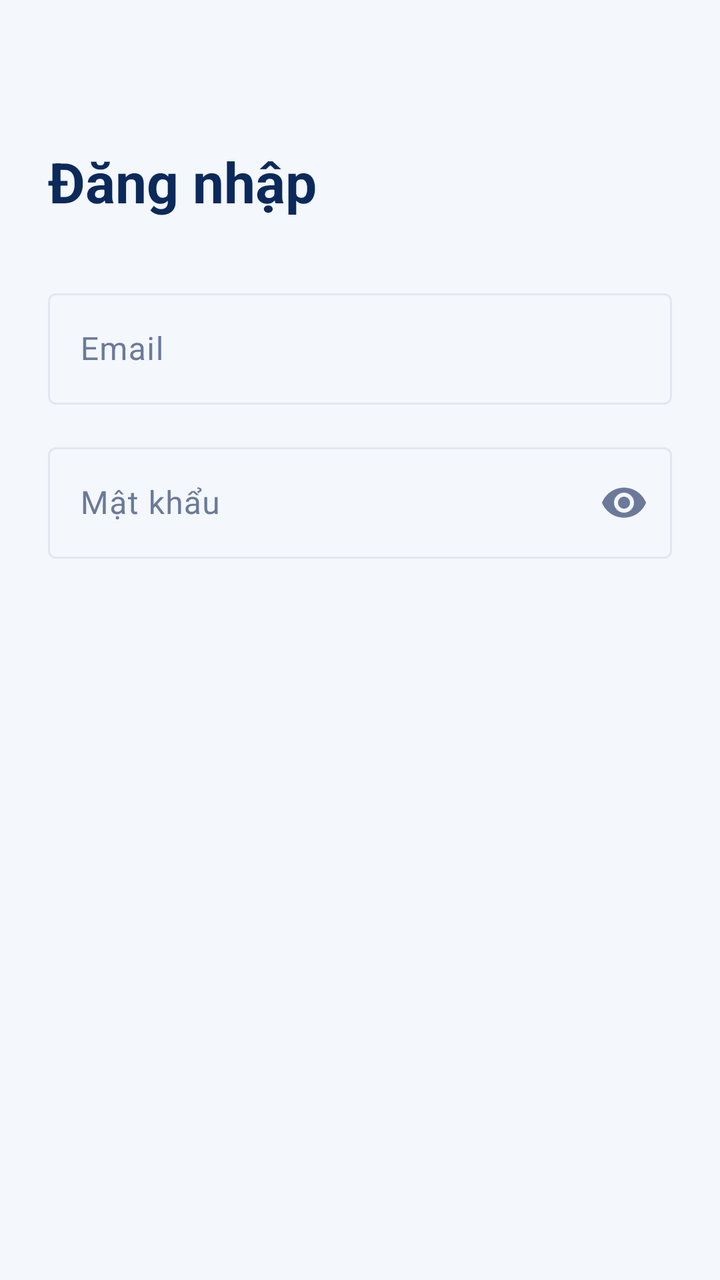
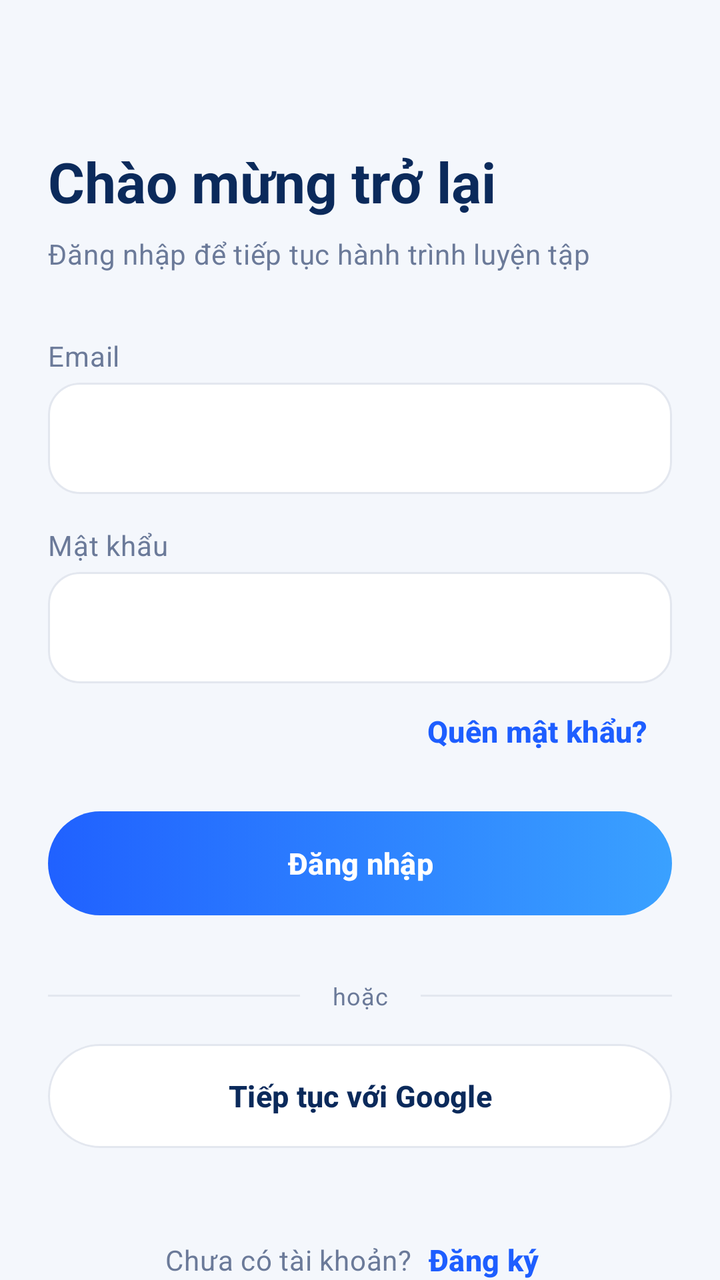

Before-and-after screenshots of an Android layout around one commit, followed by the original layout XML and the change that was made.
<!-- AndroidManifest.xml: application theme Theme.AICoach -->
<!-- res/layout/fragment_login.xml -->
<?xml version="1.0" encoding="utf-8"?>
<androidx.core.widget.NestedScrollView
    xmlns:android="http://schemas.android.com/apk/res/android"
    xmlns:app="http://schemas.android.com/apk/res-auto"
    android:layout_width="match_parent"
    android:layout_height="match_parent"
    android:background="@color/bg_screen"
    android:fillViewport="true">

    <androidx.constraintlayout.widget.ConstraintLayout
        android:layout_width="match_parent"
        android:layout_height="wrap_content"
        android:padding="@dimen/space_24">

        <TextView
            android:id="@+id/tvTitle"
            android:layout_width="0dp"
            android:layout_height="wrap_content"
            android:layout_marginTop="@dimen/space_48"
            android:text="@string/auth_login_title"
            android:textAppearance="?attr/textAppearanceHeadlineMedium"
            android:textColor="@color/text_primary"
            android:textStyle="bold"
            app:layout_constraintTop_toTopOf="parent"
            app:layout_constraintStart_toStartOf="parent"
            app:layout_constraintEnd_toEndOf="parent" />

        <com.google.android.material.textfield.TextInputLayout
            android:id="@+id/tilEmail"
            style="@style/Widget.Material3.TextInputLayout.OutlinedBox"
            android:layout_width="0dp"
            android:layout_height="wrap_content"
            android:layout_marginTop="@dimen/space_32"
            android:hint="@string/auth_email_hint"
            app:layout_constraintTop_toBottomOf="@id/tvTitle"
            app:layout_constraintStart_toStartOf="parent"
            app:layout_constraintEnd_toEndOf="parent">

            <com.google.android.material.textfield.TextInputEditText
                android:id="@+id/etEmail"
                android:layout_width="match_parent"
                android:layout_height="wrap_content"
                android:autofillHints="emailAddress"
                android:imeOptions="actionNext"
                android:inputType="textEmailAddress"
                android:maxLines="1" />

        </com.google.android.material.textfield.TextInputLayout>

        <com.google.android.material.textfield.TextInputLayout
            android:id="@+id/tilPassword"
            style="@style/Widget.Material3.TextInputLayout.OutlinedBox"
            android:layout_width="0dp"
            android:layout_height="wrap_content"
            android:layout_marginTop="@dimen/space_16"
            android:hint="@string/auth_password_hint"
            app:endIconMode="password_toggle"
            app:layout_constraintTop_toBottomOf="@id/tilEmail"
            app:layout_constraintStart_toStartOf="parent"
            app:layout_constraintEnd_toEndOf="parent">

            <com.google.android.material.textfield.TextInputEditText
                android:id="@+id/etPassword"
                android:layout_width="match_parent"
                android:layout_height="wrap_content"
                android:autofillHints="password"
                android:imeOptions="actionDone"
                android:inputType="textPassword"
                android:maxLines="1" />

        </com.google.android.material.textfield.TextInputLayout>

    </androidx.constraintlayout.widget.ConstraintLayout>

</androidx.core.widget.NestedScrollView>
<!-- resources referenced by this layout -->
<resources>
  <color name="bg_screen">#F4F7FC</color>
  <color name="text_primary">#0B2A5B</color>
  <dimen name="space_16">16dp</dimen>
  <dimen name="space_24">24dp</dimen>
  <dimen name="space_32">32dp</dimen>
  <dimen name="space_48">48dp</dimen>
  <string name="auth_email_hint">Email</string>
  <string name="auth_login_title">Đăng nhập</string>
  <string name="auth_password_hint">Mật khẩu</string>
  <style name="Theme.AICoach" parent="Base.Theme.AICoach" />
  <color name="brand_primary">#1E5EFF</color>
  <color name="brand_on_primary">#FFFFFF</color>
  <color name="brand_primary_light">#E3ECFF</color>
  <color name="navy_900">#0B2A5A</color>
  <color name="bg_card">#FFFFFF</color>
  <color name="text_secondary">#6B7A99</color>
  <color name="divider">#E3E7EF</color>
  <color name="state_error">#EF4444</color>
  <style name="Widget.AICoach.Button.Primary" parent="Widget.Material3.Button">
          <item name="android:minHeight">@dimen/button_height</item>
          <item name="android:background">@drawable/bg_button_primary</item>
          <item name="backgroundTint">@null</item>
          <item name="android:textColor">@color/white</item>
          <item name="android:textSize">15sp</item>
          <item name="android:textStyle">bold</item>
          <item name="android:textAllCaps">false</item>
          <item name="iconTint">@color/white</item>
          <item name="iconGravity">textStart</item>
          <item name="android:stateListAnimator">@null</item>
      </style>
  <dimen name="button_height">52dp</dimen>
  <color name="white">#FFFFFFFF</color>
  <dimen name="radius_pill">100dp</dimen>
  <color name="white_40">#66FFFFFF</color>
  <color name="brand_gradient_end">#3AA1FF</color>
  <color name="brand_gradient_start">#2061FF</color>
  <!-- unchanged entries left out for length: 2 -->
</resources>

<!-- the commit's change to res/layout/fragment_login.xml (unified diff, before → after) -->
@@ -12,6 +12,7 @@
         android:layout_height="wrap_content"
         android:padding="@dimen/space_24">
 
+        
         <TextView
             android:id="@+id/tvTitle"
             android:layout_width="0dp"
@@ -25,14 +26,44 @@
             app:layout_constraintStart_toStartOf="parent"
             app:layout_constraintEnd_toEndOf="parent" />
 
+        <TextView
+            android:id="@+id/tvSubtitle"
+            android:layout_width="0dp"
+            android:layout_height="wrap_content"
+            android:layout_marginTop="@dimen/space_8"
+            android:text="@string/auth_login_subtitle"
+            android:textAppearance="?attr/textAppearanceBodyMedium"
+            android:textColor="@color/text_secondary"
+            app:layout_constraintTop_toBottomOf="@id/tvTitle"
+            app:layout_constraintStart_toStartOf="parent"
+            app:layout_constraintEnd_toEndOf="parent" />
+
+        
+        <TextView
+            android:id="@+id/tvEmailLabel"
+            android:layout_width="wrap_content"
+            android:layout_height="wrap_content"
+            android:layout_marginTop="@dimen/space_32"
+            android:labelFor="@id/etEmail"
+            android:text="@string/auth_email_hint"
+            android:textAppearance="?attr/textAppearanceBodyMedium"
+            android:textColor="@color/text_secondary"
+            app:layout_constraintTop_toBottomOf="@id/tvSubtitle"
+            app:layout_constraintStart_toStartOf="parent" />
+
         <com.google.android.material.textfield.TextInputLayout
             android:id="@+id/tilEmail"
             style="@style/Widget.Material3.TextInputLayout.OutlinedBox"
             android:layout_width="0dp"
             android:layout_height="wrap_content"
-            android:layout_marginTop="@dimen/space_32"
-            android:hint="@string/auth_email_hint"
-            app:layout_constraintTop_toBottomOf="@id/tvTitle"
+            android:layout_marginTop="@dimen/space_4"
+            app:hintEnabled="false"
+            app:boxBackgroundColor="@color/bg_card"
+            app:boxCornerRadiusTopStart="@dimen/radius_card"
+            app:boxCornerRadiusTopEnd="@dimen/radius_card"
+            app:boxCornerRadiusBottomStart="@dimen/radius_card"
+            app:boxCornerRadiusBottomEnd="@dimen/radius_card"
+            app:layout_constraintTop_toBottomOf="@id/tvEmailLabel"
             app:layout_constraintStart_toStartOf="parent"
             app:layout_constraintEnd_toEndOf="parent">
 
@@ -43,19 +74,38 @@
                 android:autofillHints="emailAddress"
                 android:imeOptions="actionNext"
                 android:inputType="textEmailAddress"
-                android:maxLines="1" />
+                android:maxLines="1"
+                android:singleLine="true"
+                android:textColor="@color/text_primary" />
 
         </com.google.android.material.textfield.TextInputLayout>
+
+        
+        <TextView
+            android:id="@+id/tvPasswordLabel"
+            android:layout_width="wrap_content"
+            android:layout_height="wrap_content"
+            android:layout_marginTop="@dimen/space_16"
+            android:labelFor="@id/etPassword"
+            android:text="@string/auth_password_hint"
+            android:textAppearance="?attr/textAppearanceBodyMedium"
+            android:textColor="@color/text_secondary"
+            app:layout_constraintTop_toBottomOf="@id/tilEmail"
+            app:layout_constraintStart_toStartOf="parent" />
 
         <com.google.android.material.textfield.TextInputLayout
             android:id="@+id/tilPassword"
             style="@style/Widget.Material3.TextInputLayout.OutlinedBox"
             android:layout_width="0dp"
             android:layout_height="wrap_content"
-            android:layout_marginTop="@dimen/space_16"
-            android:hint="@string/auth_password_hint"
-            app:endIconMode="password_toggle"
-            app:layout_constraintTop_toBottomOf="@id/tilEmail"
+            android:layout_marginTop="@dimen/space_4"
+            app:hintEnabled="false"
+            app:boxBackgroundColor="@color/bg_card"
+            app:boxCornerRadiusTopStart="@dimen/radius_card"
+            app:boxCornerRadiusTopEnd="@dimen/radius_card"
+            app:boxCornerRadiusBottomStart="@dimen/radius_card"
+            app:boxCornerRadiusBottomEnd="@dimen/radius_card"
+            app:layout_constraintTop_toBottomOf="@id/tvPasswordLabel"
             app:layout_constraintStart_toStartOf="parent"
             app:layout_constraintEnd_toEndOf="parent">
 
@@ -66,10 +116,117 @@
                 android:autofillHints="password"
                 android:imeOptions="actionDone"
                 android:inputType="textPassword"
-                android:maxLines="1" />
+                android:maxLines="1"
+                android:singleLine="true"
+                android:textColor="@color/text_primary" />
 
         </com.google.android.material.textfield.TextInputLayout>
 
+        
+        <com.google.android.material.button.MaterialButton
+            android:id="@+id/btnForgotPassword"
+            style="@style/Widget.AICoach.Button.Text"
+            android:layout_width="wrap_content"
+            android:layout_height="wrap_content"
+            android:text="@string/auth_forgot_password"
+            android:textColor="@color/brand_primary"
+            app:layout_constraintTop_toBottomOf="@id/tilPassword"
+            app:layout_constraintEnd_toEndOf="parent" />
+
+        
+        <com.google.android.material.button.MaterialButton
+            android:id="@+id/btnLogin"
+            style="@style/Widget.AICoach.Button.Primary"
+            android:layout_width="0dp"
+            android:layout_height="@dimen/button_height"
+            android:layout_marginTop="@dimen/space_16"
+            android:text="@string/auth_login_button"
+            app:layout_constraintTop_toBottomOf="@id/btnForgotPassword"
+            app:layout_constraintStart_toStartOf="parent"
+            app:layout_constraintEnd_toEndOf="parent" />
+
+        
+        <TextView
+            android:id="@+id/tvOr"
+            android:layout_width="wrap_content"
+            android:layout_height="wrap_content"
+            android:layout_marginTop="@dimen/space_32"
+            android:paddingStart="@dimen/space_16"
+            android:paddingEnd="@dimen/space_16"
+            android:text="@string/auth_or"
+            android:textAppearance="?attr/textAppearanceBodySmall"
+            android:textColor="@color/text_secondary"
+            app:layout_constraintTop_toBottomOf="@id/btnLogin"
+            app:layout_constraintStart_toStartOf="parent"
+            app:layout_constraintEnd_toEndOf="parent" />
+
+        <com.google.android.material.divider.MaterialDivider
+            android:layout_width="0dp"
+            android:layout_height="wrap_content"
+            app:dividerColor="@color/divider"
+            app:layout_constraintStart_toStartOf="parent"
+            app:layout_constraintEnd_toStartOf="@id/tvOr"
+            app:layout_constraintTop_toTopOf="@id/tvOr"
+            app:layout_constraintBottom_toBottomOf="@id/tvOr" />
+
+        <com.google.android.material.divider.MaterialDivider
+            android:layout_width="0dp"
+            android:layout_height="wrap_content"
+            app:dividerColor="@color/divider"
+            app:layout_constraintStart_toEndOf="@id/tvOr"
+            app:layout_constraintEnd_toEndOf="parent"
+            app:layout_constraintTop_toTopOf="@id/tvOr"
+            app:layout_constraintBottom_toBottomOf="@id/tvOr" />
+
+        
+        <com.google.android.material.button.MaterialButton
+            android:id="@+id/btnGoogle"
+            style="@style/Widget.AICoach.Button.Secondary"
+            android:layout_width="0dp"
+            android:layout_height="@dimen/button_height"
+            android:layout_marginTop="@dimen/space_16"
+            android:insetTop="0dp"
+            android:insetBottom="0dp"
+            android:text="@string/auth_google_button"
+            app:layout_constraintTop_toBottomOf="@id/tvOr"
+            app:layout_constraintStart_toStartOf="parent"
+            app:layout_constraintEnd_toEndOf="parent" />
+
+        
+        <LinearLayout
+            android:id="@+id/registerRow"
+            android:layout_width="wrap_content"
+            android:layout_height="wrap_content"
+            android:layout_marginTop="@dimen/space_32"
+            android:gravity="center"
+            android:orientation="horizontal"
+            app:layout_constraintTop_toBottomOf="@id/btnGoogle"
+            app:layout_constraintBottom_toBottomOf="parent"
+            app:layout_constraintStart_toStartOf="parent"
+            app:layout_constraintEnd_toEndOf="parent"
+            app:layout_constraintVertical_bias="1">
+
+            <TextView
+                android:id="@+id/tvNoAccount"
+                android:layout_width="wrap_content"
+                android:layout_height="wrap_content"
+                android:text="@string/auth_no_account"
+                android:textAppearance="?attr/textAppearanceBodyMedium"
+                android:textColor="@color/text_secondary" />
+
+            <com.google.android.material.button.MaterialButton
+                android:id="@+id/btnRegister"
+                style="@style/Widget.AICoach.Button.Text"
+                android:layout_width="wrap_content"
+                android:layout_height="wrap_content"
+                android:minWidth="0dp"
+                android:paddingStart="@dimen/space_8"
+                android:paddingEnd="@dimen/space_8"
+                android:text="@string/auth_register_link"
+                android:textColor="@color/brand_primary" />
+
+        </LinearLayout>
+
     </androidx.constraintlayout.widget.ConstraintLayout>
 
 </androidx.core.widget.NestedScrollView>
<!-- resource entries referenced after the edit -->
@@ -5,10 +5,19 @@
   <dimen name="space_16">16dp</dimen>
   <dimen name="space_24">24dp</dimen>
   <dimen name="space_32">32dp</dimen>
+  <dimen name="space_4">4dp</dimen>
   <dimen name="space_48">48dp</dimen>
+  <dimen name="space_8">8dp</dimen>
   <string name="auth_email_hint">Email</string>
-  <string name="auth_login_title">Đăng nhập</string>
+  <string name="auth_forgot_password">Quên mật khẩu?</string>
+  <string name="auth_google_button">Tiếp tục với Google</string>
+  <string name="auth_login_button">Đăng nhập</string>
+  <string name="auth_login_subtitle">Đăng nhập để tiếp tục hành trình luyện tập</string>
+  <string name="auth_login_title">Chào mừng trở lại</string>
+  <string name="auth_no_account">Chưa có tài khoản?</string>
+  <string name="auth_or">hoặc</string>
   <string name="auth_password_hint">Mật khẩu</string>
+  <string name="auth_register_link">Đăng ký</string>
   <style name="Theme.AICoach" parent="Base.Theme.AICoach" />
   <color name="brand_primary">#1E5EFF</color>
   <color name="brand_on_primary">#FFFFFF</color>
@@ -30,7 +39,24 @@
           <item name="iconGravity">textStart</item>
           <item name="android:stateListAnimator">@null</item>
       </style>
+  <style name="Widget.AICoach.Button.Secondary" parent="Widget.Material3.Button.OutlinedButton">
+          <item name="android:minHeight">@dimen/button_height</item>
+          <item name="backgroundTint">@color/bg_card</item>
+          <item name="strokeColor">@color/divider</item>
+          <item name="cornerRadius">@dimen/radius_pill</item>
+          <item name="android:textColor">@color/text_primary</item>
+          <item name="iconTint">@color/text_primary</item>
+          <item name="android:textSize">15sp</item>
+          <item name="android:textStyle">bold</item>
+          <item name="android:textAllCaps">false</item>
+      </style>
+  <style name="Widget.AICoach.Button.Text" parent="Widget.Material3.Button.TextButton">
+          <item name="android:textColor">@color/text_secondary</item>
+          <item name="android:textStyle">bold</item>
+          <item name="android:textAllCaps">false</item>
+      </style>
   <dimen name="button_height">52dp</dimen>
+  <dimen name="radius_card">16dp</dimen>
   <color name="white">#FFFFFFFF</color>
   <dimen name="radius_pill">100dp</dimen>
   <color name="white_40">#66FFFFFF</color>
